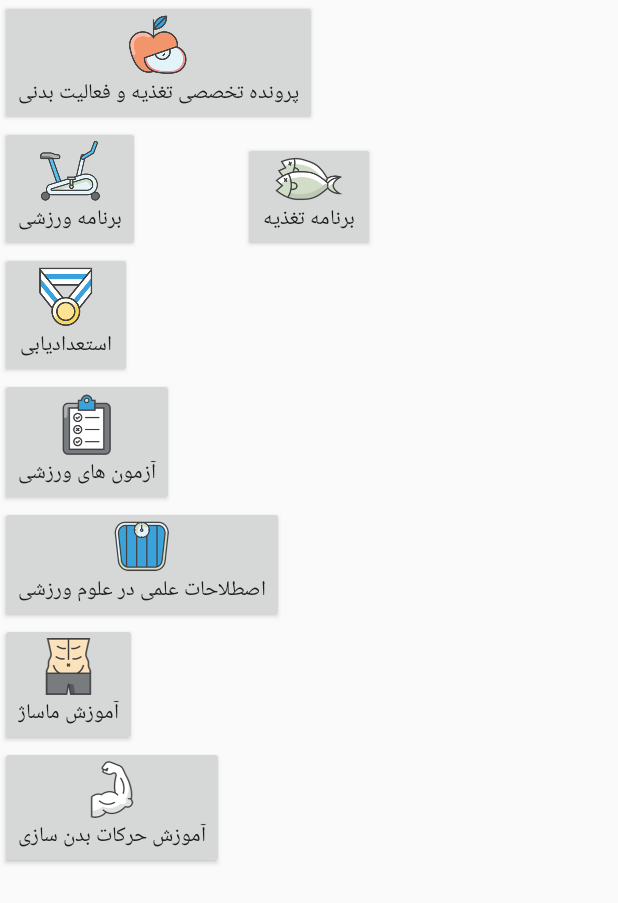
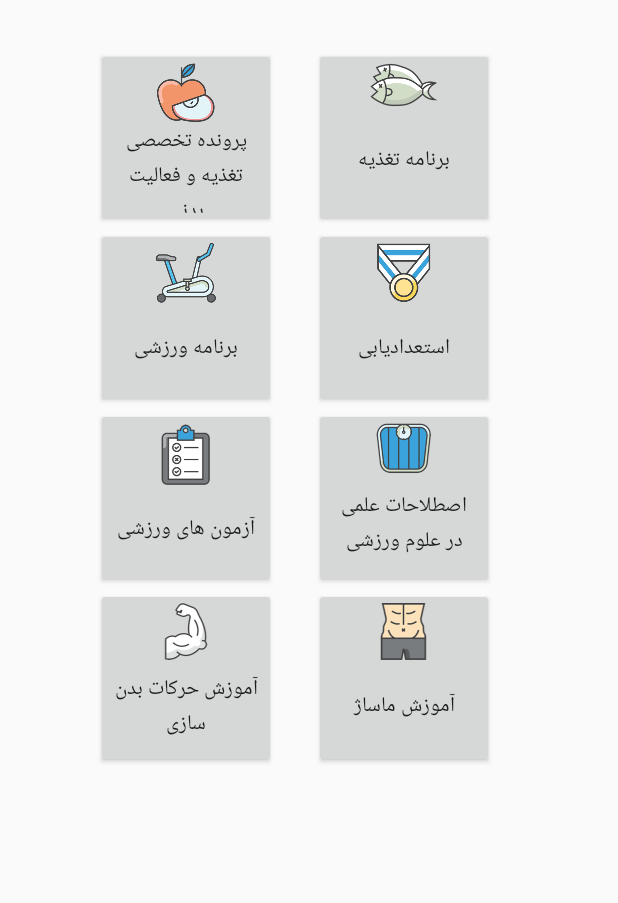
Before and after one commit to Geekologyir/Parvaneh, an Android app: the MenuActivity screen opened directly, with no data from a screen before it, on a phone screen of 412 x 824 dp. Shown: the top 903 px of the screen. Run offline under Robolectric (Android 15) with nearby library versions, the phone set to English and light mode, and no system bars.

Commit message:
Add activities menuzahra

```diff
--- a/app/src/main/res/layout/activity_menu.xml
+++ b/app/src/main/res/layout/activity_menu.xml
@@ -7,69 +7,86 @@
 
     <Button
         android:id="@+id/document"
-        android:layout_width="wrap_content"
-        android:layout_height="wrap_content"
-        android:layout_alignParentLeft="true"
-        android:layout_alignParentStart="true"
+        android:layout_width="120dp"
+        android:layout_height="120dp"
+        android:layout_alignLeft="@+id/bodybld"
         android:layout_alignParentTop="true"
+        android:layout_alignStart="@+id/bodybld"
+        android:layout_marginTop="32dp"
         android:drawableTop="@mipmap/apple"
         android:text="پرونده تخصصی تغذیه و فعالیت بدنی" />
 
     <Button
         android:id="@+id/spplan"
-        android:layout_width="wrap_content"
-        android:layout_height="wrap_content"
+        android:layout_width="120dp"
+        android:layout_height="120dp"
+        android:layout_alignLeft="@+id/document"
+        android:layout_alignStart="@+id/document"
         android:layout_below="@+id/document"
         android:drawableTop="@mipmap/exercisecycle"
         android:text="برنامه ورزشی" />
 
     <Button
         android:id="@+id/fdplan"
-        android:layout_width="wrap_content"
-        android:layout_height="wrap_content"
-        android:layout_alignBaseline="@+id/spplan"
-        android:layout_alignBottom="@+id/spplan"
-        android:layout_centerHorizontal="true"
+        android:layout_width="120dp"
+        android:layout_height="120dp"
+        android:layout_alignTop="@+id/document"
+        android:layout_marginLeft="25dp"
+        android:layout_marginStart="25dp"
+        android:layout_toEndOf="@+id/bodybld"
+        android:layout_toRightOf="@+id/bodybld"
         android:drawableTop="@mipmap/fish"
         android:text="برنامه تغذیه" />
 
     <Button
         android:id="@+id/ability"
-        android:layout_width="wrap_content"
-        android:layout_height="wrap_content"
+        android:layout_width="120dp"
+        android:layout_height="120dp"
+        android:layout_alignLeft="@+id/fdplan"
+        android:layout_alignStart="@+id/fdplan"
         android:layout_below="@+id/fdplan"
         android:drawableTop="@mipmap/medalion"
         android:text="استعدادیابی" />
 
     <Button
         android:id="@+id/sptest"
-        android:layout_width="wrap_content"
-        android:layout_height="wrap_content"
-        android:layout_below="@+id/ability"
+        android:layout_width="120dp"
+        android:layout_height="120dp"
+        android:layout_alignLeft="@+id/spplan"
+        android:layout_alignStart="@+id/spplan"
+        android:layout_below="@+id/spplan"
         android:drawableTop="@mipmap/clipboard"
         android:text="آزمون های ورزشی" />
 
     <Button
         android:id="@+id/terminology"
-        android:layout_width="wrap_content"
-        android:layout_height="wrap_content"
-        android:layout_below="@+id/sptest"
+        android:layout_width="120dp"
+        android:layout_height="120dp"
+        android:layout_alignLeft="@+id/ability"
+        android:layout_alignStart="@+id/ability"
+        android:layout_below="@+id/ability"
         android:drawableTop="@mipmap/weigher"
         android:text="اصطلاحات علمی در علوم ورزشی" />
 
     <Button
         android:id="@+id/massage"
-        android:layout_width="wrap_content"
-        android:layout_height="wrap_content"
+        android:layout_width="120dp"
+        android:layout_height="120dp"
+        android:layout_alignLeft="@+id/terminology"
+        android:layout_alignStart="@+id/terminology"
         android:layout_below="@+id/terminology"
         android:drawableTop="@mipmap/waist"
         android:text="آموزش ماساژ" />
 
     <Button
         android:id="@+id/bodybld"
-        android:layout_width="wrap_content"
-        android:layout_height="wrap_content"
-        android:layout_below="@+id/massage"
+        android:layout_width="120dp"
+        android:layout_height="120dp"
+        android:layout_alignParentLeft="true"
+        android:layout_alignParentStart="true"
+        android:layout_below="@+id/sptest"
+        android:layout_marginLeft="64dp"
+        android:layout_marginStart="64dp"
         android:drawableTop="@mipmap/handmuscle"
         android:text="آموزش حرکات بدن سازی" />
 </RelativeLayout>
```
